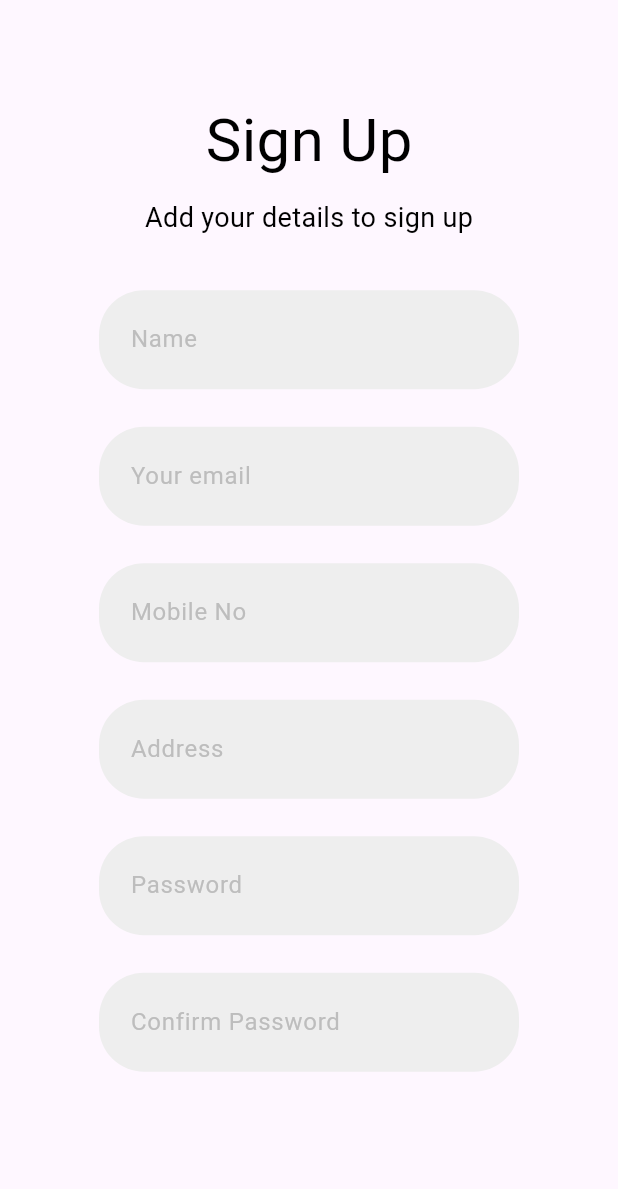
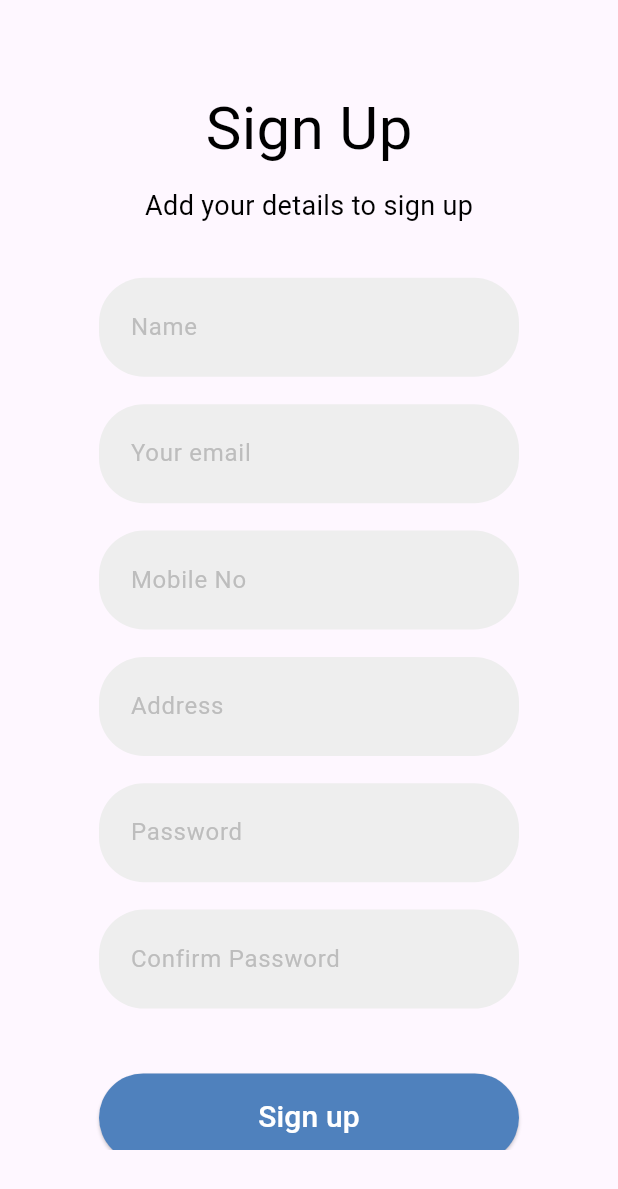
Before and after one commit to AXIOMANETWORK/FindLO2, a Flutter app: the screen it shows after launch, after a tap on "Login", after a tap on "Sign up", on a phone screen of 412 x 824 dp. Shown: the top 1189 px of the screen. Run offline on Flutter 3.47's test engine with Material 3 defaults, Android fonts, the light colour scheme and no system bars; our stand-ins replace cloud_firestore, firebase_auth, firebase_core, google_sign_in; accounts and stored records are empty.

Commit message:
Text fields responsivos

```diff
--- a/lib/pages/login/login_page.dart
+++ b/lib/pages/login/login_page.dart
@@ -13,7 +13,8 @@ class _LoginPageState extends State<LoginPage> {
   final _formKey = GlobalKey<FormState>();
   @override
   Widget build(BuildContext context) {
-    final verticalMargin = MediaQuery.of(context).size.height * 0.06;
+    final verticalMargin = MediaQuery.of(context).size.height * 0.05;
+    final textFieldsMargin = MediaQuery.of(context).size.height * 0.01;
     return Scaffold(
       body: Container(
         margin: EdgeInsets.symmetric(vertical: verticalMargin),
@@ -28,7 +29,7 @@ class _LoginPageState extends State<LoginPage> {
                 _textLoginDesc(),
                 SizedBox(height: 30),
                 _textFieldEmail(),
-                SizedBox(height: 15),
+                SizedBox(height: textFieldsMargin),
                 _textFieldPassword(),
                 _buttonLogin(),
                 _textForgotPassword(),
@@ -36,7 +37,7 @@ class _LoginPageState extends State<LoginPage> {
                 _textLoginAlternatives(),
                 SizedBox(height: 20),
                 _buttonGoogleLogin(),
-                SizedBox(height: 15),
+                SizedBox(height: textFieldsMargin),
                 _textDontHaveAccount()
               ],
             ),
--- a/lib/pages/register/register_page.dart
+++ b/lib/pages/register/register_page.dart
@@ -51,7 +51,8 @@ class _RegistrationPageState extends State<RegistrationPage> {
 
   @override
   Widget build(BuildContext context) {
-    final verticalMargin = MediaQuery.of(context).size.height * 0.06;
+    final verticalMargin = MediaQuery.of(context).size.height * 0.05;
+    final textFieldsMargin = MediaQuery.of(context).size.height * 0.01;
     return Scaffold(
       body: Container(
         margin: EdgeInsets.symmetric(vertical: verticalMargin),
@@ -67,19 +68,18 @@ class _RegistrationPageState extends State<RegistrationPage> {
                 _textRegisterDesc(),
                 SizedBox(height: 30),
                 _textFieldName(),
-                SizedBox(height: 15),
+                SizedBox(height: textFieldsMargin),
                 _textFieldEmail(),
-                SizedBox(height: 15),
+                SizedBox(height: textFieldsMargin),
                 _textFieldPhone(),
-                SizedBox(height: 15),
+                SizedBox(height: textFieldsMargin),
                 _textFieldAddress(),
-                SizedBox(height: 15),
+                SizedBox(height: textFieldsMargin),
                 _textFieldPassword(),
-                SizedBox(height: 15),
+                SizedBox(height: textFieldsMargin),
                 _textFieldConfirmPassword(),
-                SizedBox(height: 15),
+                SizedBox(height: textFieldsMargin),
                 _buttonRegister(),
-                SizedBox(height: 20),
                 _textHaveAccount()
               ],
             ),
```
